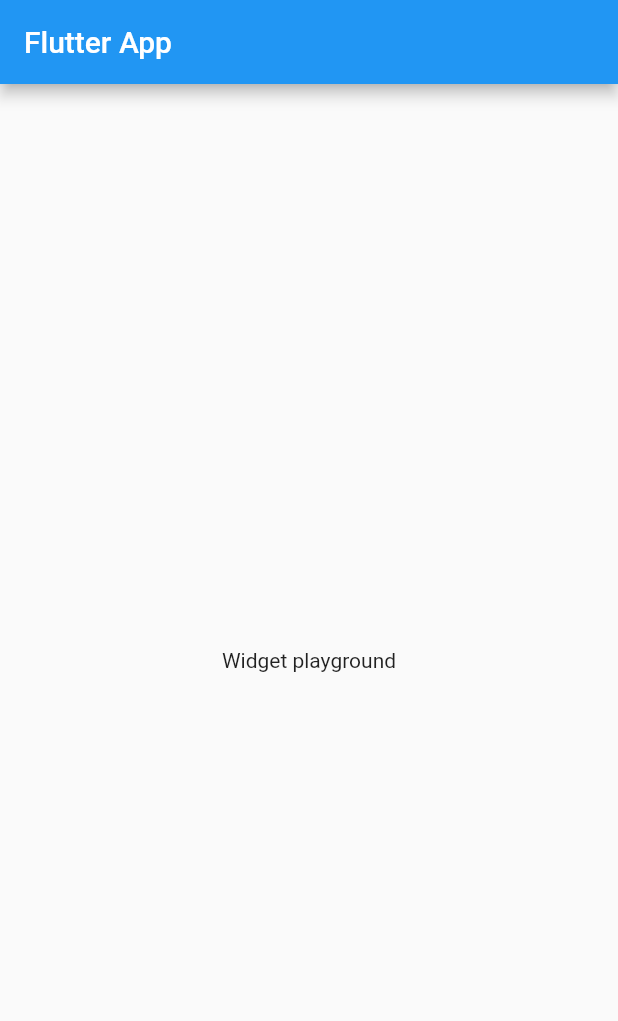
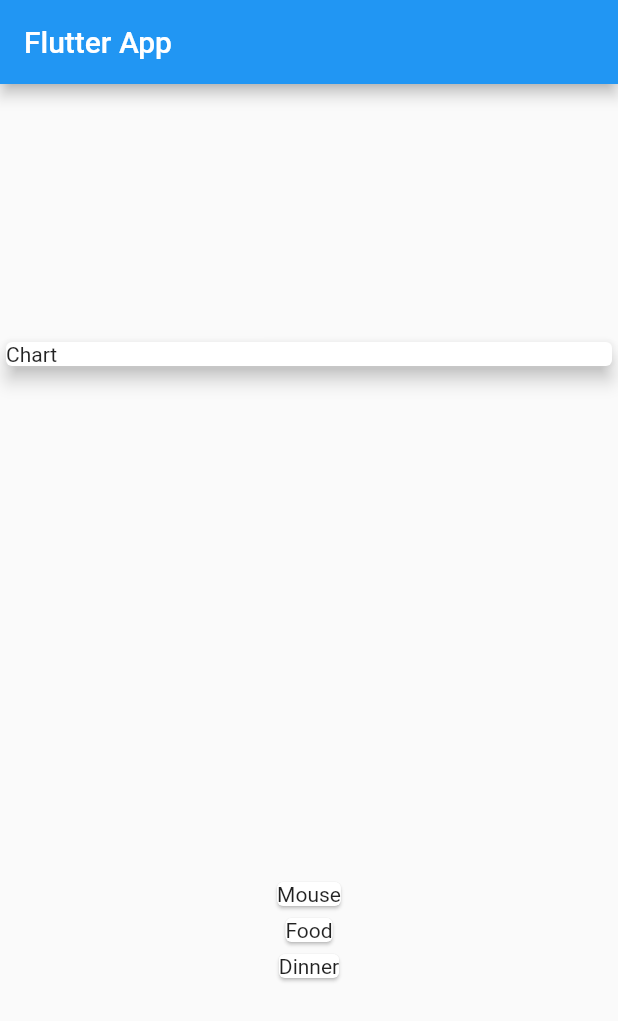
Before and after one commit to vctrtello1/expensePlanner, a Flutter app: the screen it shows after launch, on a phone screen of 412 x 824 dp. Shown: the top 1021 px of the screen. Run offline on Flutter 3.47's test engine with Material 2 defaults, Android fonts, the phone set to English and light mode, and no system bars.

Commit message:
list of cards

```diff
--- a/lib/main.dart
+++ b/lib/main.dart
@@ -1,20 +1,27 @@
 import 'package:flutter/material.dart';
+import './transaction.dart';
 
+// ignore: prefer_const_constructors
 void main() => (runApp(MyApp()));
 
+// ignore: use_key_in_widget_constructors
 class MyApp extends StatelessWidget {
   @override
   Widget build(BuildContext context) {
-    return const MaterialApp(
+    return MaterialApp(
       title: 'Flutter App',
       home: MyHomePage(),
     );
   }
 }
 
+// ignore: use_key_in_widget_constructors
 class MyHomePage extends StatelessWidget {
-  const MyHomePage({super.key});
-
+  final List<Transaction> transactions = [
+    Transaction(id: 1, title: "Mouse", amount: 300, date: DateTime.now()),
+    Transaction(id: 2, title: "Food", amount: 700, date: DateTime.now()),
+    Transaction(id: 3, title: "Dinner", amount: 400, date: DateTime.now()),
+  ];
   @override
   Widget build(BuildContext context) {
     return Scaffold(
@@ -22,8 +29,26 @@ class MyHomePage extends StatelessWidget {
         title: const Text('Flutter App'),
       ),
       // ignore: prefer_const_constructors
-      body: Center(
-        child: const Text('Widget playground'),
+      body: Column(
+        // ignore: prefer_const_literals_to_create_immutables
+        mainAxisAlignment: MainAxisAlignment.spaceAround,
+        crossAxisAlignment: CrossAxisAlignment.stretch,
+        // ignore: prefer_const_literals_to_create_immutables
+        children: <Widget>[
+          const SizedBox(
+            width: double.infinity,
+            child: Card(
+              elevation: 5,
+              child: Text('Chart'),
+            ),
+          ),
+          Column(
+              children: transactions.map((tx) {
+            return Card(
+              child: Text(tx.title),
+            );
+          }).toList())
+        ],
       ),
     );
   }
--- /dev/null
+++ b/lib/transaction.dart
@@ -0,0 +1,12 @@
+class Transaction {
+  final int id;
+  final String title;
+  final double amount;
+  final DateTime date;
+
+  Transaction(
+      {required this.id,
+      required this.title,
+      required this.amount,
+      required this.date});
+}
```
